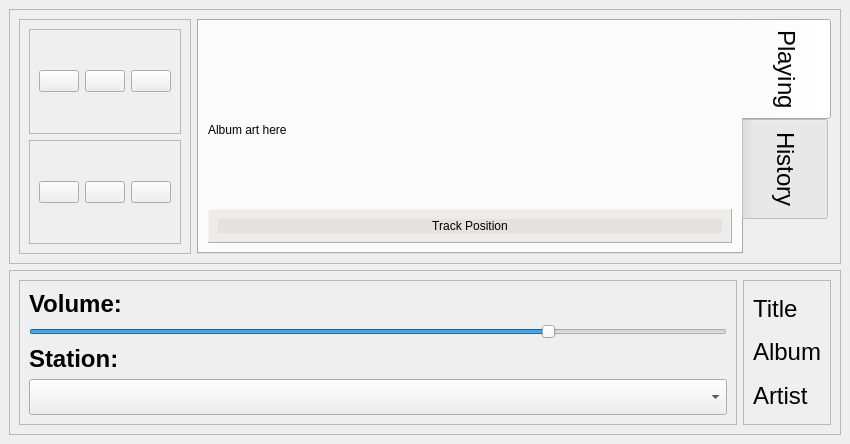
This is UI-Layouts/qAndora-mobile.ui in JeffHoogland/qAndora as Qt 5 draws it before an edit. The edited form follows.
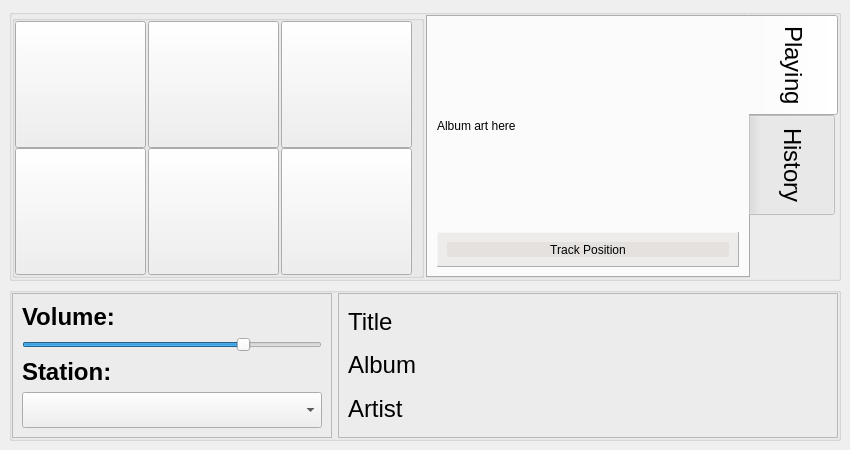
This is the edited form. Icons and pictures are not drawn.

Commit message: Further updates to mobile UI and updated N900 archive

Diff of the .ui file:
```diff
--- a/UI-Layouts/qAndora-mobile.ui
+++ b/UI-Layouts/qAndora-mobile.ui
@@ -7,7 +7,7 @@
     <x>0</x>
     <y>0</y>
     <width>850</width>
-    <height>444</height>
+    <height>450</height>
    </rect>
   </property>
   <property name="minimumSize">
@@ -26,165 +26,243 @@
   <widget class="QWidget" name="centralwidget">
    <layout class="QVBoxLayout" name="verticalLayout_4">
     <item>
-     <widget class="QFrame" name="frame_4">
-      <property name="frameShape">
-       <enum>QFrame::StyledPanel</enum>
+     <widget class="QGroupBox" name="groupBox_4">
+      <property name="sizePolicy">
+       <sizepolicy hsizetype="Preferred" vsizetype="Expanding">
+        <horstretch>0</horstretch>
+        <verstretch>0</verstretch>
+       </sizepolicy>
       </property>
-      <property name="frameShadow">
-       <enum>QFrame::Raised</enum>
+      <property name="minimumSize">
+       <size>
+        <width>0</width>
+        <height>0</height>
+       </size>
       </property>
       <layout class="QHBoxLayout" name="horizontalLayout_3">
+       <property name="spacing">
+        <number>2</number>
+       </property>
+       <property name="margin">
+        <number>0</number>
+       </property>
        <item>
-        <widget class="QFrame" name="frame_3">
-         <property name="frameShape">
-          <enum>QFrame::StyledPanel</enum>
+        <widget class="QGroupBox" name="groupBox_3">
+         <property name="sizePolicy">
+          <sizepolicy hsizetype="Preferred" vsizetype="Expanding">
+           <horstretch>0</horstretch>
+           <verstretch>0</verstretch>
+          </sizepolicy>
          </property>
-         <property name="frameShadow">
-          <enum>QFrame::Raised</enum>
-         </property>
-         <layout class="QVBoxLayout" name="verticalLayout_3">
-          <item>
-           <widget class="QFrame" name="frame">
-            <property name="frameShape">
-             <enum>QFrame::StyledPanel</enum>
+         <layout class="QGridLayout" name="gridLayout">
+          <property name="leftMargin">
+           <number>0</number>
+          </property>
+          <property name="topMargin">
+           <number>0</number>
+          </property>
+          <property name="rightMargin">
+           <number>9</number>
+          </property>
+          <property name="bottomMargin">
+           <number>0</number>
+          </property>
+          <property name="horizontalSpacing">
+           <number>2</number>
+          </property>
+          <property name="verticalSpacing">
+           <number>0</number>
+          </property>
+          <item row="1" column="1">
+           <widget class="QPushButton" name="tiredButton">
+            <property name="sizePolicy">
+             <sizepolicy hsizetype="Expanding" vsizetype="Expanding">
+              <horstretch>0</horstretch>
+              <verstretch>0</verstretch>
+             </sizepolicy>
             </property>
-            <property name="frameShadow">
-             <enum>QFrame::Raised</enum>
+            <property name="minimumSize">
+             <size>
+              <width>0</width>
+              <height>0</height>
+             </size>
             </property>
-            <layout class="QHBoxLayout" name="horizontalLayout">
-             <item>
-              <widget class="QPushButton" name="playPauseButton">
-               <property name="toolTip">
-                <string>Pause Song</string>
-               </property>
-               <property name="text">
-                <string/>
-               </property>
-               <property name="icon">
-                <iconset>
-                 <normaloff>images/pause.png</normaloff>images/pause.png</iconset>
-               </property>
-               <property name="iconSize">
-                <size>
-                 <width>75</width>
-                 <height>75</height>
-                </size>
-               </property>
-              </widget>
-             </item>
-             <item>
-              <widget class="QPushButton" name="skipButton">
-               <property name="toolTip">
-                <string>Skip Song</string>
-               </property>
-               <property name="text">
-                <string/>
-               </property>
-               <property name="icon">
-                <iconset>
-                 <normaloff>images/skip.png</normaloff>images/skip.png</iconset>
-               </property>
-               <property name="iconSize">
-                <size>
-                 <width>75</width>
-                 <height>75</height>
-                </size>
-               </property>
-              </widget>
-             </item>
-             <item>
-              <widget class="QPushButton" name="settingsButton">
-               <property name="toolTip">
-                <string>Preferences</string>
-               </property>
-               <property name="text">
-                <string/>
-               </property>
-               <property name="icon">
-                <iconset>
-                 <normaloff>images/settings.png</normaloff>images/settings.png</iconset>
-               </property>
-               <property name="iconSize">
-                <size>
-                 <width>75</width>
-                 <height>75</height>
-                </size>
-               </property>
-              </widget>
-             </item>
-            </layout>
+            <property name="toolTip">
+             <string>Set song to tired</string>
+            </property>
+            <property name="text">
+             <string/>
+            </property>
+            <property name="icon">
+             <iconset>
+              <normaloff>images/tired.png</normaloff>images/tired.png</iconset>
+            </property>
+            <property name="iconSize">
+             <size>
+              <width>75</width>
+              <height>75</height>
+             </size>
+            </property>
            </widget>
           </item>
-          <item>
-           <widget class="QFrame" name="frame_2">
-            <property name="frameShape">
-             <enum>QFrame::StyledPanel</enum>
+          <item row="1" column="0">
+           <widget class="QPushButton" name="loveButton">
+            <property name="sizePolicy">
+             <sizepolicy hsizetype="Expanding" vsizetype="Expanding">
+              <horstretch>0</horstretch>
+              <verstretch>0</verstretch>
+             </sizepolicy>
             </property>
-            <property name="frameShadow">
-             <enum>QFrame::Raised</enum>
+            <property name="minimumSize">
+             <size>
+              <width>0</width>
+              <height>0</height>
+             </size>
             </property>
-            <layout class="QHBoxLayout" name="horizontalLayout_2">
-             <item>
-              <widget class="QPushButton" name="loveButton">
-               <property name="toolTip">
-                <string>Favorite Song</string>
-               </property>
-               <property name="text">
-                <string/>
-               </property>
-               <property name="icon">
-                <iconset>
-                 <normaloff>images/favorite.png</normaloff>images/favorite.png</iconset>
-               </property>
-               <property name="iconSize">
-                <size>
-                 <width>75</width>
-                 <height>75</height>
-                </size>
-               </property>
-              </widget>
-             </item>
-             <item>
-              <widget class="QPushButton" name="tiredButton">
-               <property name="toolTip">
-                <string>Set song to tired</string>
-               </property>
-               <property name="text">
-                <string/>
-               </property>
-               <property name="icon">
-                <iconset>
-                 <normaloff>images/tired.png</normaloff>images/tired.png</iconset>
-               </property>
-               <property name="iconSize">
-                <size>
-                 <width>75</width>
-                 <height>75</height>
-                </size>
-               </property>
-              </widget>
-             </item>
-             <item>
-              <widget class="QPushButton" name="banButton">
-               <property name="toolTip">
-                <string>Ban song</string>
-               </property>
-               <property name="text">
-                <string/>
-               </property>
-               <property name="icon">
-                <iconset>
-                 <normaloff>images/ban.png</normaloff>images/ban.png</iconset>
-               </property>
-               <property name="iconSize">
-                <size>
-                 <width>75</width>
-                 <height>75</height>
-                </size>
-               </property>
-              </widget>
-             </item>
-            </layout>
+            <property name="toolTip">
+             <string>Favorite Song</string>
+            </property>
+            <property name="text">
+             <string/>
+            </property>
+            <property name="icon">
+             <iconset>
+              <normaloff>images/favorite.png</normaloff>images/favorite.png</iconset>
+            </property>
+            <property name="iconSize">
+             <size>
+              <width>75</width>
+              <height>75</height>
+             </size>
+            </property>
+           </widget>
+          </item>
+          <item row="1" column="2">
+           <widget class="QPushButton" name="banButton">
+            <property name="sizePolicy">
+             <sizepolicy hsizetype="Expanding" vsizetype="Expanding">
+              <horstretch>0</horstretch>
+              <verstretch>0</verstretch>
+             </sizepolicy>
+            </property>
+            <property name="minimumSize">
+             <size>
+              <width>0</width>
+              <height>0</height>
+             </size>
+            </property>
+            <property name="toolTip">
+             <string>Ban song</string>
+            </property>
+            <property name="text">
+             <string/>
+            </property>
+            <property name="icon">
+             <iconset>
+              <normaloff>images/ban.png</normaloff>images/ban.png</iconset>
+            </property>
+            <property name="iconSize">
+             <size>
+              <width>75</width>
+              <height>75</height>
+             </size>
+            </property>
+           </widget>
+          </item>
+          <item row="0" column="2">
+           <widget class="QPushButton" name="settingsButton">
+            <property name="sizePolicy">
+             <sizepolicy hsizetype="Expanding" vsizetype="Expanding">
+              <horstretch>0</horstretch>
+              <verstretch>0</verstretch>
+             </sizepolicy>
+            </property>
+            <property name="minimumSize">
+             <size>
+              <width>0</width>
+              <height>0</height>
+             </size>
+            </property>
+            <property name="toolTip">
+             <string>Preferences</string>
+            </property>
+            <property name="text">
+             <string/>
+            </property>
+            <property name="icon">
+             <iconset>
+              <normaloff>images/settings.png</normaloff>images/settings.png</iconset>
+            </property>
+            <property name="iconSize">
+             <size>
+              <width>75</width>
+              <height>75</height>
+             </size>
+            </property>
+           </widget>
+          </item>
+          <item row="0" column="1">
+           <widget class="QPushButton" name="skipButton">
+            <property name="sizePolicy">
+             <sizepolicy hsizetype="Expanding" vsizetype="Expanding">
+              <horstretch>0</horstretch>
+              <verstretch>0</verstretch>
+             </sizepolicy>
+            </property>
+            <property name="minimumSize">
+             <size>
+              <width>0</width>
+              <height>0</height>
+             </size>
+            </property>
+            <property name="toolTip">
+             <string>Skip Song</string>
+            </property>
+            <property name="text">
+             <string/>
+            </property>
+            <property name="icon">
+             <iconset>
+              <normaloff>images/skip.png</normaloff>images/skip.png</iconset>
+            </property>
+            <property name="iconSize">
+             <size>
+              <width>75</width>
+              <height>75</height>
+             </size>
+            </property>
+           </widget>
+          </item>
+          <item row="0" column="0">
+           <widget class="QPushButton" name="playPauseButton">
+            <property name="sizePolicy">
+             <sizepolicy hsizetype="Expanding" vsizetype="Expanding">
+              <horstretch>0</horstretch>
+              <verstretch>0</verstretch>
+             </sizepolicy>
+            </property>
+            <property name="minimumSize">
+             <size>
+              <width>0</width>
+              <height>0</height>
+             </size>
+            </property>
+            <property name="toolTip">
+             <string>Pause Song</string>
+            </property>
+            <property name="text">
+             <string/>
+            </property>
+            <property name="icon">
+             <iconset>
+              <normaloff>images/pause.png</normaloff>images/pause.png</iconset>
+            </property>
+            <property name="iconSize">
+             <size>
+              <width>75</width>
+              <height>75</height>
+             </size>
+            </property>
            </widget>
           </item>
          </layout>
@@ -192,6 +270,12 @@
        </item>
        <item>
         <widget class="QTabWidget" name="mainWidget">
+         <property name="minimumSize">
+          <size>
+           <width>0</width>
+           <height>0</height>
+          </size>
+         </property>
          <property name="font">
           <font>
            <pointsize>18</pointsize>
@@ -1115,16 +1199,37 @@
      </widget>
     </item>
     <item>
-     <widget class="QFrame" name="frame_5">
-      <property name="frameShape">
-       <enum>QFrame::StyledPanel</enum>
+     <widget class="QGroupBox" name="groupBox_5">
+      <property name="sizePolicy">
+       <sizepolicy hsizetype="Preferred" vsizetype="Fixed">
+        <horstretch>0</horstretch>
+        <verstretch>0</verstretch>
+       </sizepolicy>
       </property>
-      <property name="frameShadow">
-       <enum>QFrame::Raised</enum>
+      <property name="maximumSize">
+       <size>
+        <width>16777215</width>
+        <height>16777215</height>
+       </size>
       </property>
       <layout class="QHBoxLayout" name="horizontalLayout_4">
+       <property name="margin">
+        <number>0</number>
+       </property>
        <item>
         <widget class="QFrame" name="lowerFrame">
+         <property name="sizePolicy">
+          <sizepolicy hsizetype="Fixed" vsizetype="Preferred">
+           <horstretch>0</horstretch>
+           <verstretch>0</verstretch>
+          </sizepolicy>
+         </property>
+         <property name="minimumSize">
+          <size>
+           <width>320</width>
+           <height>0</height>
+          </size>
+         </property>
          <property name="frameShape">
           <enum>QFrame::StyledPanel</enum>
          </property>
@@ -1179,6 +1284,12 @@
        </item>
        <item>
         <widget class="QFrame" name="infoFrame">
+         <property name="minimumSize">
+          <size>
+           <width>400</width>
+           <height>0</height>
+          </size>
+         </property>
          <property name="frameShape">
           <enum>QFrame::StyledPanel</enum>
          </property>
```
The commit also changes 6 other files.
